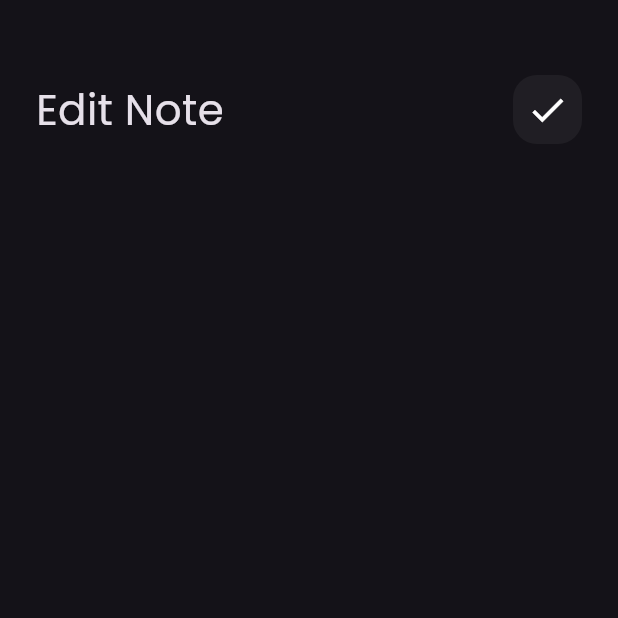
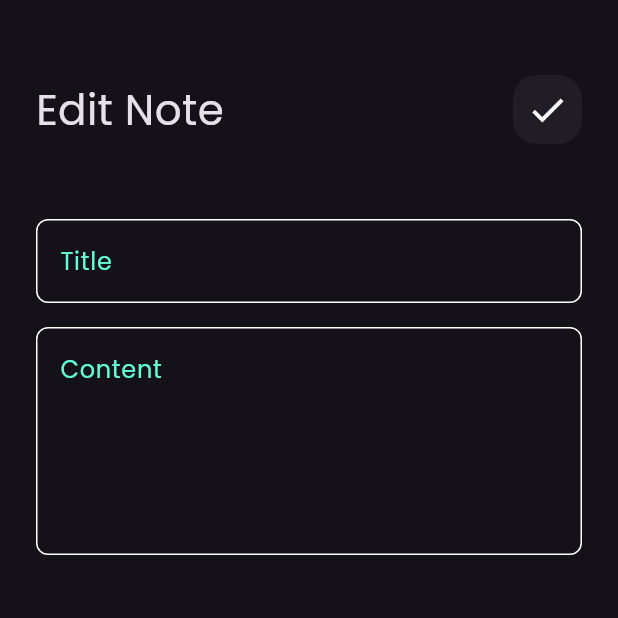
Before and after one commit to sherifshouaib/notes_app, a Flutter app: the EditNoteView screen opened directly, on a phone screen of 412 x 824 dp, the top half of it. Run offline on Flutter 3.47's test engine with Material 3 defaults, Android fonts, the phone set to English and light mode, and no system bars; our stand-ins replace font_awesome_flutter.

Commit message:
edit note view ui done

```diff
--- a/lib/widgets/edit_view_body.dart
+++ b/lib/widgets/edit_view_body.dart
@@ -1,17 +1,34 @@
 import 'package:flutter/material.dart';
 import 'package:notes_app/widgets/custom_app_bar.dart';
+import 'package:notes_app/widgets/custom_text_field.dart';
 
 class EditNoteViewBody extends StatelessWidget {
   const EditNoteViewBody({super.key});
 
   @override
   Widget build(BuildContext context) {
-    return Padding(
-      padding: const EdgeInsets.symmetric(horizontal: 24),
+    return const Padding(
+      padding: EdgeInsets.symmetric(horizontal: 24),
       child: Column(
-        children: const  [
-          SizedBox(height: 50,),
-          CustomAppBar(title: 'Edit Note',icon: Icons.check,)
+        children: [
+          SizedBox(
+            height: 50,
+          ),
+          CustomAppBar(
+            title: 'Edit Note',
+            icon: Icons.check,
+          ),
+          SizedBox(
+            height: 50,
+          ),
+          CustomTextField(hint: 'Title'),
+          SizedBox(
+            height: 16,
+          ),
+          CustomTextField(
+            hint: 'Content',
+            maxLines: 5,
+          ),
         ],
       ),
     );
```
